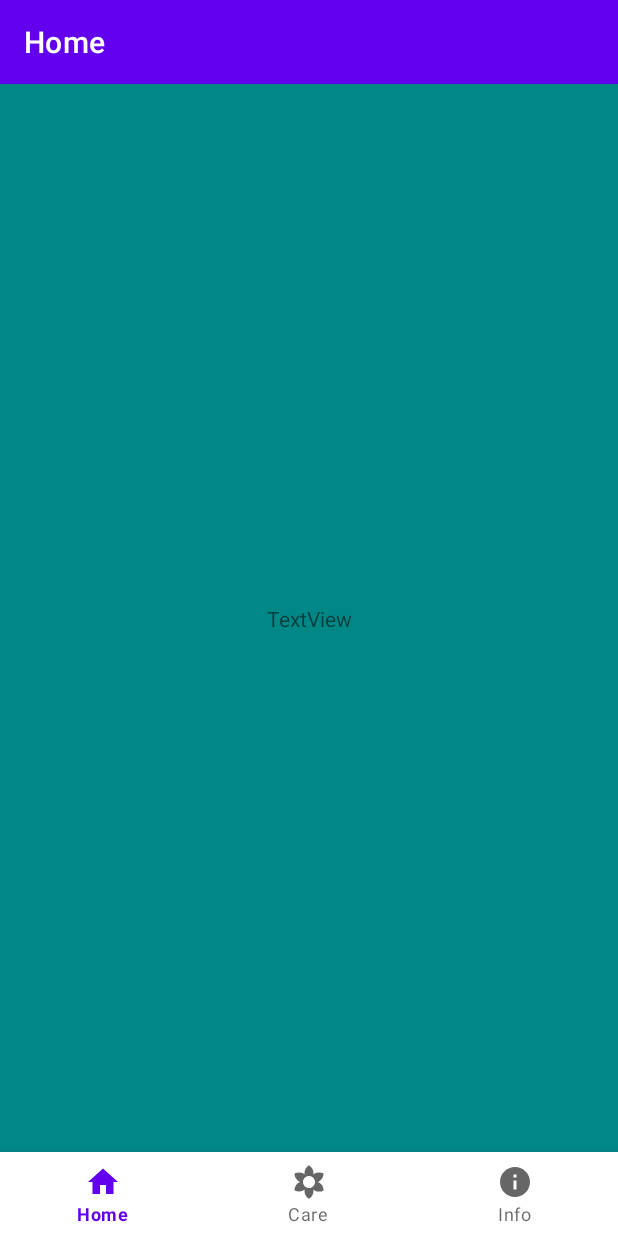
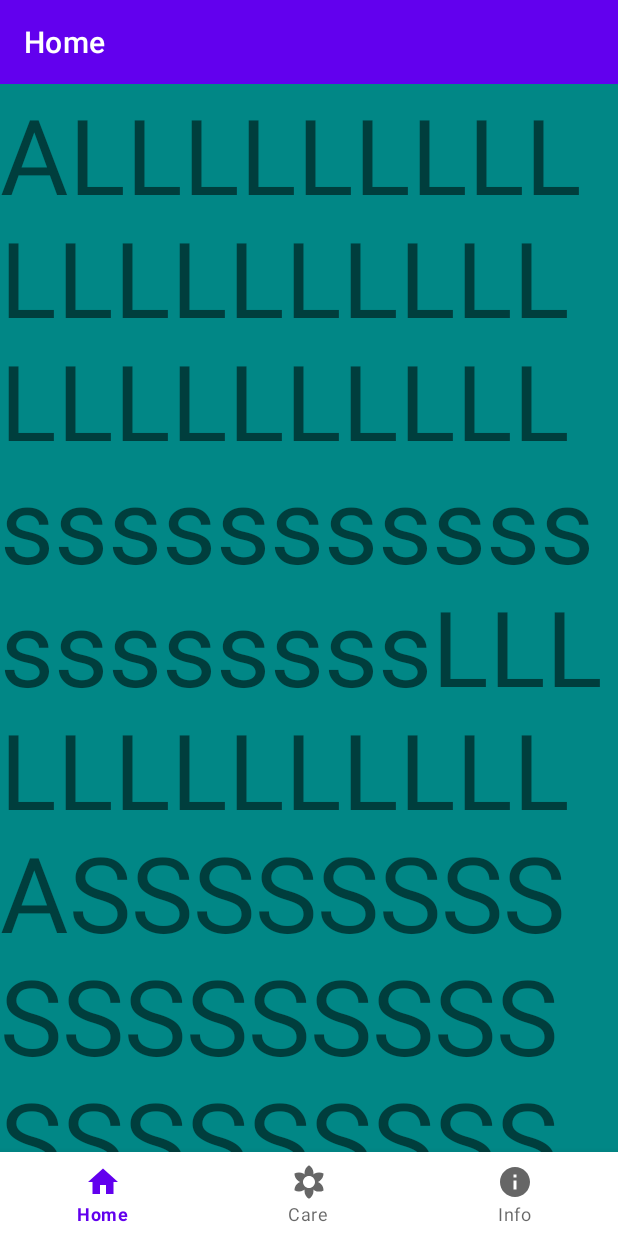
Before and after one commit to Vieja/APPet, an Android app: the fragment CareCategoryFragment placed in its activity, on a phone screen of 412 x 824 dp. Run offline under Robolectric (Android 15) with nearby library versions, the phone set to English and light mode, and no system bars; our stand-ins replace navigation-ui; 4 statements that could not run were skipped.

Commit message:
nested scroll view inside care category fragment

```diff
--- a/app/src/main/java/com/vieja/appet/ui/care/category/CareCategoryFragment.kt
+++ b/app/src/main/java/com/vieja/appet/ui/care/category/CareCategoryFragment.kt
@@ -24,7 +24,7 @@ class CareCategoryFragment : Fragment(R.layout.fragment_care_category) {
         NavigationUI.setupWithNavController(toolbar_care_category, navHostFragment)
         open_care_category_card.transitionName = "careCategoryTransition_" + args.careCategoryName
         sharedElementEnterTransition = TransitionInflater.from(context).inflateTransition(android.R.transition.move)
-        textView2.text = args.careCategoryName
+
 
 
     }
--- a/app/src/main/res/layout/fragment_care_category.xml
+++ b/app/src/main/res/layout/fragment_care_category.xml
@@ -18,7 +18,7 @@
         app:layout_constraintStart_toStartOf="parent"
         app:layout_constraintTop_toTopOf="parent" />
 
-    <com.google.android.material.card.MaterialCardView
+    <androidx.core.widget.NestedScrollView
         android:layout_width="match_parent"
         android:layout_height="0dp"
         android:id="@+id/open_care_category_card"
@@ -28,23 +28,20 @@
         app:layout_constraintStart_toStartOf="parent"
         app:layout_constraintTop_toBottomOf="@+id/toolbar_care_category"
         app:cardCornerRadius="0dp"
-        android:backgroundTint="@color/teal_700">
+        android:background="@color/teal_700">
 
-        <androidx.constraintlayout.widget.ConstraintLayout
+        <LinearLayout
             android:layout_width="match_parent"
-            android:layout_height="match_parent">
+            android:layout_height="wrap_content"
+            android:orientation="vertical">
+        <TextView
+            android:layout_width="wrap_content"
+            android:layout_height="wrap_content"
+            android:textSize="70sp"
+            android:text="ALLLLLLLLLLLLLLLLLLLLLLLLLLLLLsssssssssssssssssssLLLLLLLLLLLLLASSSSSSSSSSSSSSSSSSSSSSSSSSSSSSSSSSSSSSSSSSSSSSS"
+            />
+        </LinearLayout>
 
-            <TextView
-                android:id="@+id/textView2"
-                android:layout_width="wrap_content"
-                android:layout_height="wrap_content"
-                android:text="TextView"
-                app:layout_constraintBottom_toBottomOf="parent"
-                app:layout_constraintEnd_toEndOf="parent"
-                app:layout_constraintStart_toStartOf="parent"
-                app:layout_constraintTop_toTopOf="parent" />
-
-        </androidx.constraintlayout.widget.ConstraintLayout>
-    </com.google.android.material.card.MaterialCardView>
+    </androidx.core.widget.NestedScrollView>
 
 </androidx.constraintlayout.widget.ConstraintLayout>
```
